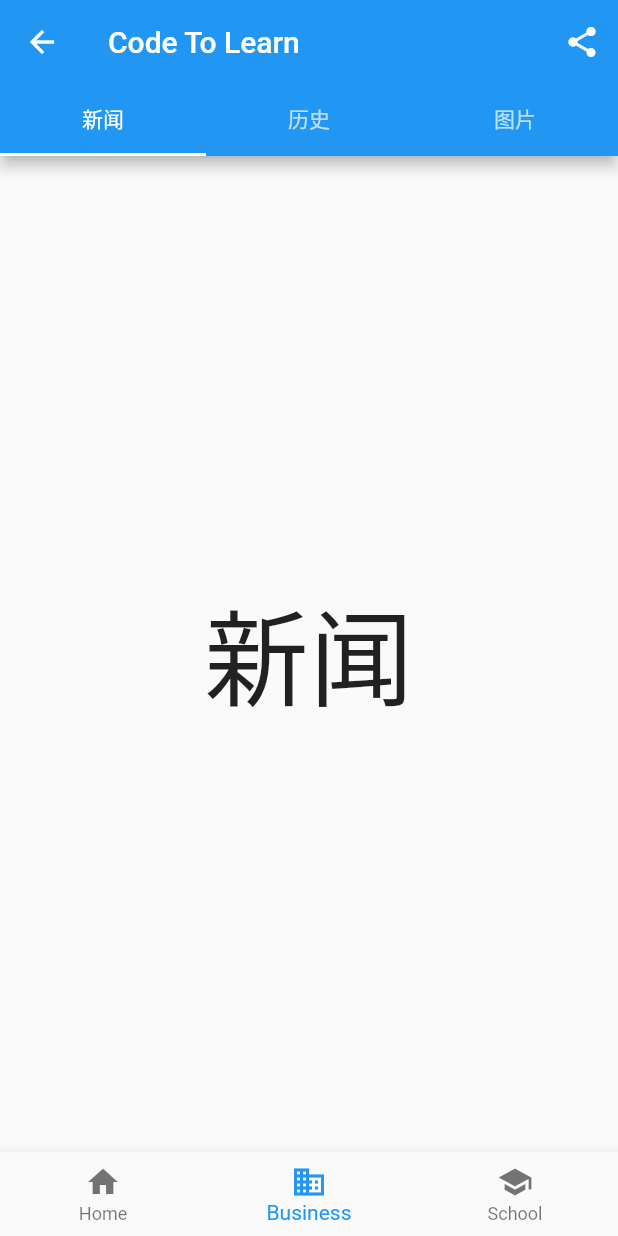
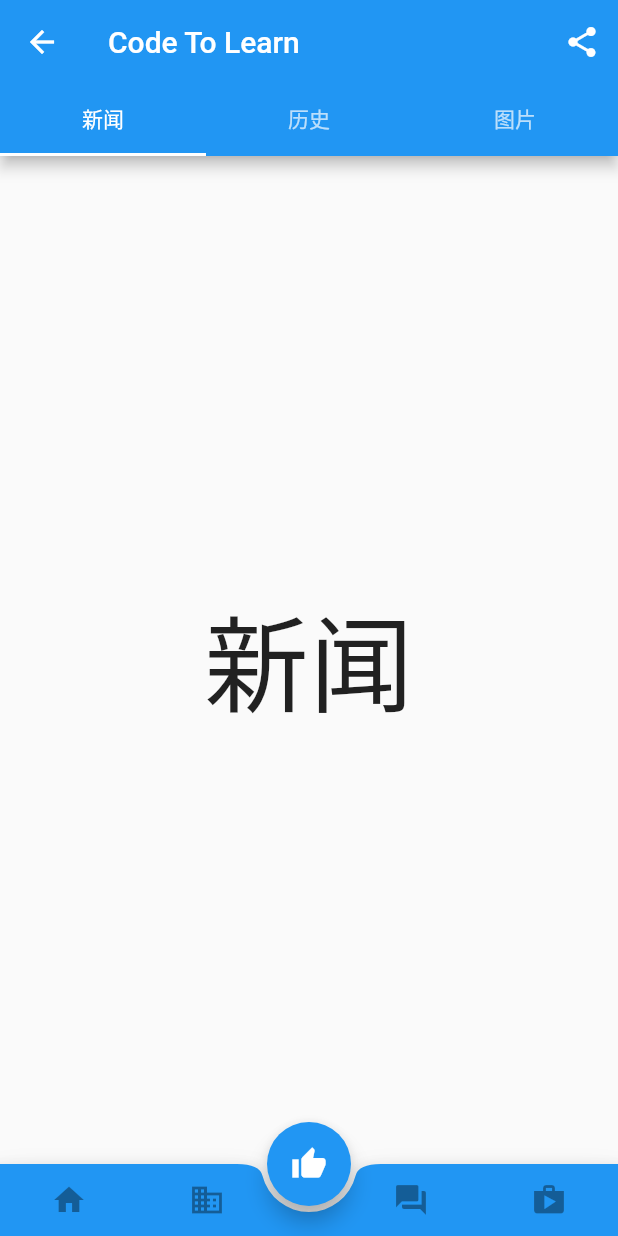
Before and after one commit to marvin-min/flutter_demo, a Flutter app: the MainLayout screen opened by its route, on a phone screen of 412 x 824 dp. Run offline on Flutter 3.47's test engine with Material 2 defaults, Android fonts, the phone set to English and light mode, and no system bars; network calls fail.

Commit message:
scaffold tabbar bottom nav

```diff
--- a/lib/main_layout.dart
+++ b/lib/main_layout.dart
@@ -43,19 +43,26 @@ class _MainLayoutState extends State<MainLayout>
               child: Text(e, textScaleFactor: 5),
             );
           }).toList()),
-      bottomNavigationBar: BottomNavigationBar(
-        // 底部导航
-        items: <BottomNavigationBarItem>[
-          BottomNavigationBarItem(icon: Icon(Icons.home), title: Text('Home')),
-          BottomNavigationBarItem(
-              icon: Icon(Icons.business), title: Text('Business')),
-          BottomNavigationBarItem(
-              icon: Icon(Icons.school), title: Text('School')),
-        ],
-        currentIndex: _selectedIndex,
-        fixedColor: Colors.blue,
-        onTap: _onItemTapped,
-      )
+      bottomNavigationBar: BottomAppBar(
+        color: Colors.blue,
+        shape: CircularNotchedRectangle(),
+        child: Row(
+          children: <Widget>[
+            IconButton(icon: Icon(Icons.home), onPressed: null),
+            IconButton(icon: Icon(Icons.business), onPressed: null),
+            SizedBox(),
+            IconButton(icon: Icon(Icons.question_answer), onPressed: null),
+            IconButton(icon: Icon(Icons.shop), onPressed: null),
+          ],
+          mainAxisAlignment: MainAxisAlignment.spaceAround,
+        ),
+      ),
+      floatingActionButtonLocation: FloatingActionButtonLocation.centerDocked,
+      floatingActionButton: FloatingActionButton( //悬浮按钮
+          child: Icon(Icons.thumb_up),
+          backgroundColor: Colors.blue,
+          onPressed:_onAdd
+      ),
     );
   }
 
```
